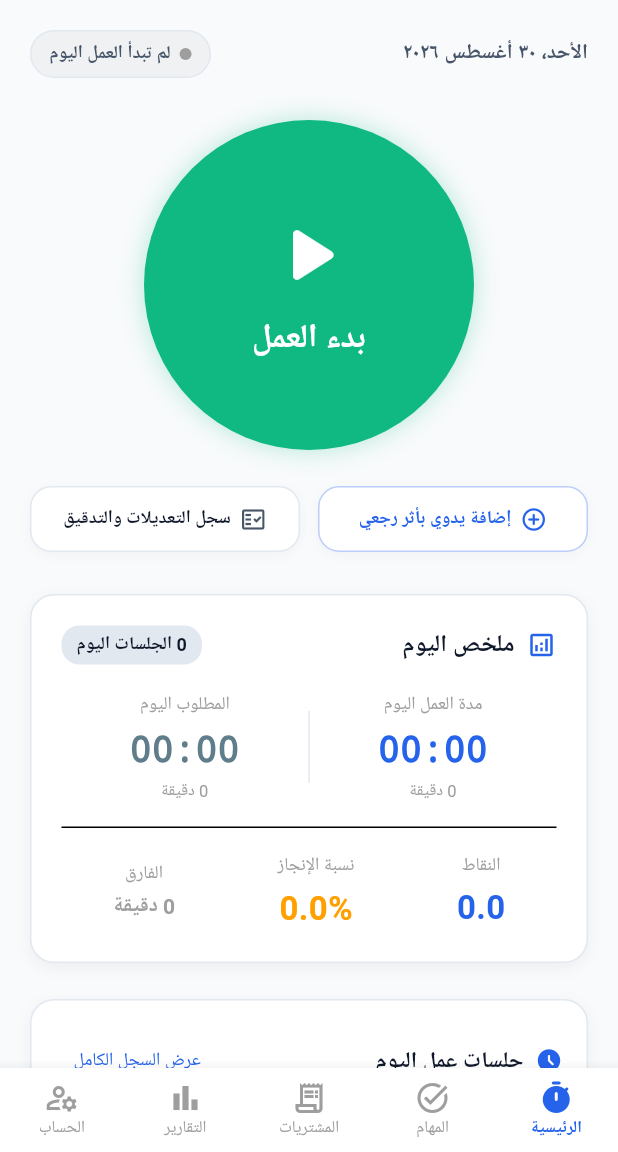
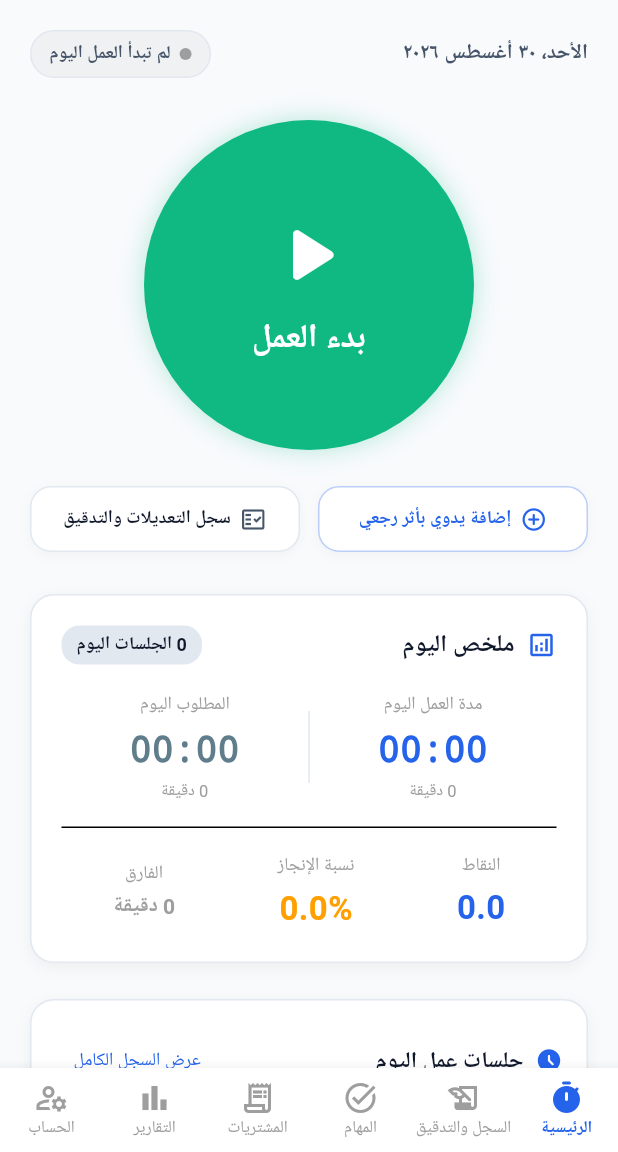
Before and after one commit to mohammeddhal/partner-work-tracker, a Flutter app: the screen it shows once a user with an empty profile is signed in, on a phone screen of 412 x 824 dp, the part 84-1236 px from its top. Run offline on Flutter 3.47's test engine with Material 3 defaults, Android fonts, the light colour scheme and no system bars; our stand-ins replace cloud_firestore, connectivity_plus, firebase_auth, firebase_core, fl_chart, flutter_local_notifications and 2 more; accounts and stored records are empty; Roboto replaces fonts that are missing (Cairo); statements that could not run were skipped.

Commit message:
feat: Add dedicated History and Audit Tab to Bottom Navigation

```diff
--- a/lib/features/navigation/presentation/main_nav_screen.dart
+++ b/lib/features/navigation/presentation/main_nav_screen.dart
@@ -2,7 +2,7 @@ import 'package:flutter/material.dart';
 import 'package:flutter_riverpod/flutter_riverpod.dart';
 import '../../../core/constants/app_colors.dart';
 import '../../../core/constants/app_strings.dart';
-import '../../expenses/presentation/expenses_screen.dart';
+import '../../history/presentation/history_screen.dart';
 import '../../reports/presentation/reports_screen.dart';
 import '../../settings/presentation/settings_screen.dart';
 import '../../tasks/presentation/tasks_screen.dart';
@@ -19,6 +19,7 @@ class MainNavScreen extends ConsumerWidget {
 
     final List<Widget> screens = const [
       HomeScreen(),
+      HistoryScreen(),
       TasksScreen(),
       ExpensesScreen(),
       ReportsScreen(),
@@ -30,6 +31,11 @@ class MainNavScreen extends ConsumerWidget {
         icon: Icon(Icons.timer_outlined),
         activeIcon: Icon(Icons.timer_rounded),
         label: AppStrings.navHome,
+      ),
+      BottomNavigationBarItem(
+        icon: Icon(Icons.history_edu_outlined),
+        activeIcon: Icon(Icons.history_edu_rounded),
+        label: 'السجل والتدقيق',
       ),
       BottomNavigationBarItem(
         icon: Icon(Icons.task_alt_outlined),
```
